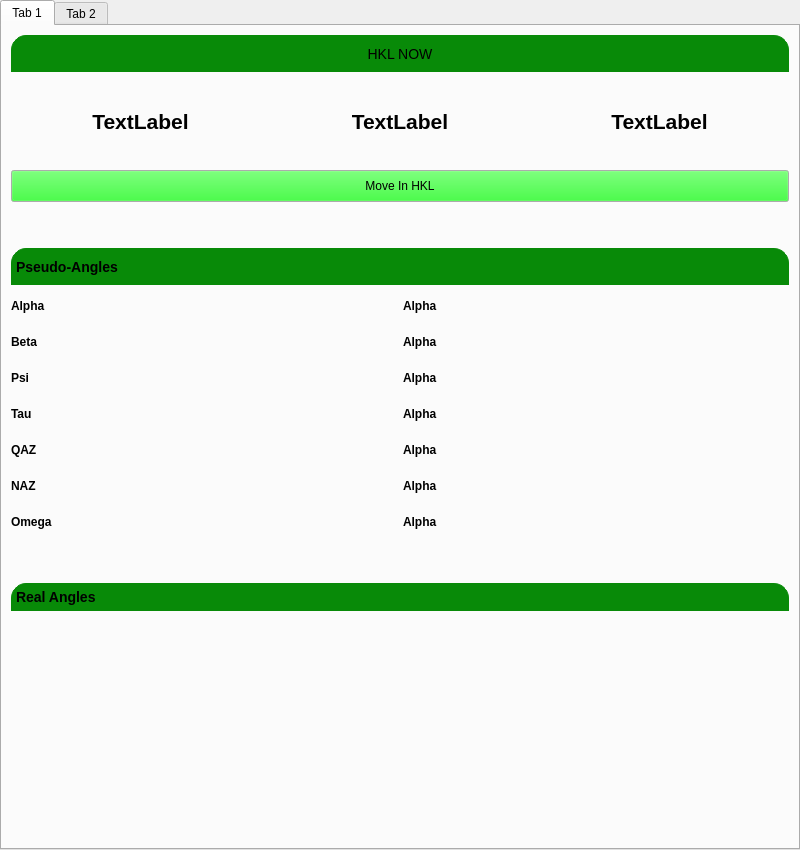
Before: the Qt Designer form gui/main2.ui in HugoValim/DAF, drawn with Qt 5.
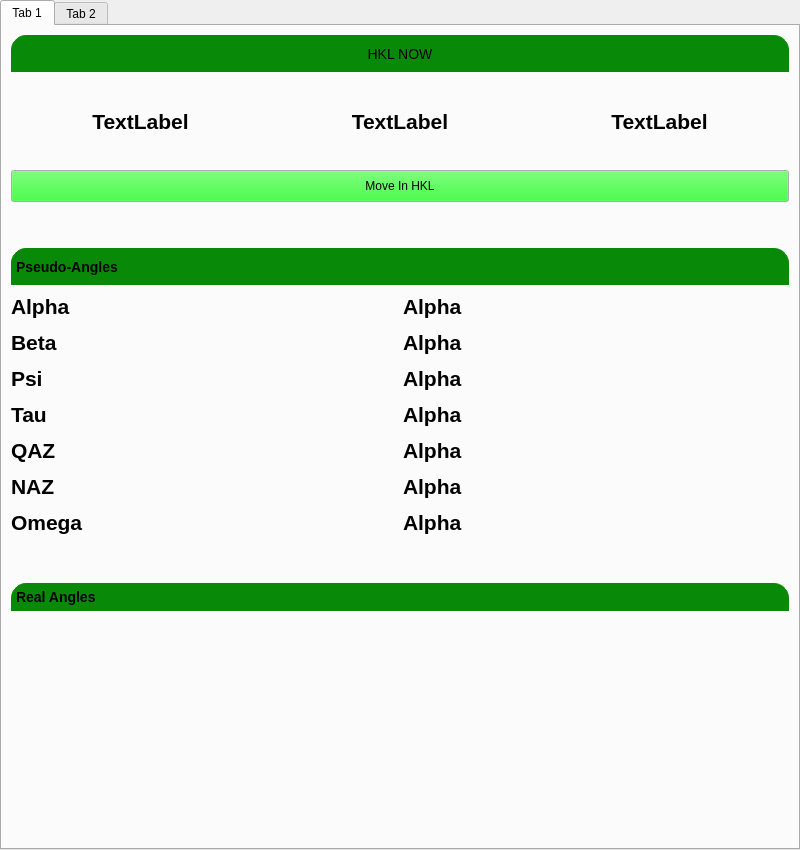
After: the same form once the commit is applied. Custom widgets are drawn as their Qt base class.

What changed in the file:
```diff
--- a/gui/main2.ui
+++ b/gui/main2.ui
@@ -256,6 +256,7 @@
            </property>
            <property name="font">
             <font>
+             <pointsize>16</pointsize>
              <weight>75</weight>
              <bold>true</bold>
             </font>
@@ -287,6 +288,7 @@
            </property>
            <property name="font">
             <font>
+             <pointsize>16</pointsize>
              <weight>75</weight>
              <bold>true</bold>
             </font>
@@ -312,6 +314,7 @@
            </property>
            <property name="font">
             <font>
+             <pointsize>16</pointsize>
              <weight>75</weight>
              <bold>true</bold>
             </font>
@@ -337,6 +340,7 @@
            </property>
            <property name="font">
             <font>
+             <pointsize>16</pointsize>
              <weight>75</weight>
              <bold>true</bold>
             </font>
@@ -362,6 +366,7 @@
            </property>
            <property name="font">
             <font>
+             <pointsize>16</pointsize>
              <weight>75</weight>
              <bold>true</bold>
             </font>
@@ -387,6 +392,7 @@
            </property>
            <property name="font">
             <font>
+             <pointsize>16</pointsize>
              <weight>75</weight>
              <bold>true</bold>
             </font>
@@ -412,6 +418,7 @@
            </property>
            <property name="font">
             <font>
+             <pointsize>16</pointsize>
              <weight>75</weight>
              <bold>true</bold>
             </font>
@@ -437,6 +444,7 @@
            </property>
            <property name="font">
             <font>
+             <pointsize>16</pointsize>
              <weight>75</weight>
              <bold>true</bold>
             </font>
@@ -462,6 +470,7 @@
            </property>
            <property name="font">
             <font>
+             <pointsize>16</pointsize>
              <weight>75</weight>
              <bold>true</bold>
             </font>
@@ -487,6 +496,7 @@
            </property>
            <property name="font">
             <font>
+             <pointsize>16</pointsize>
              <weight>75</weight>
              <bold>true</bold>
             </font>
@@ -512,6 +522,7 @@
            </property>
            <property name="font">
             <font>
+             <pointsize>16</pointsize>
              <weight>75</weight>
              <bold>true</bold>
             </font>
@@ -537,6 +548,7 @@
            </property>
            <property name="font">
             <font>
+             <pointsize>16</pointsize>
              <weight>75</weight>
              <bold>true</bold>
             </font>
@@ -562,6 +574,7 @@
            </property>
            <property name="font">
             <font>
+             <pointsize>16</pointsize>
              <weight>75</weight>
              <bold>true</bold>
             </font>
@@ -587,6 +600,7 @@
            </property>
            <property name="font">
             <font>
+             <pointsize>16</pointsize>
              <weight>75</weight>
              <bold>true</bold>
             </font>
```
